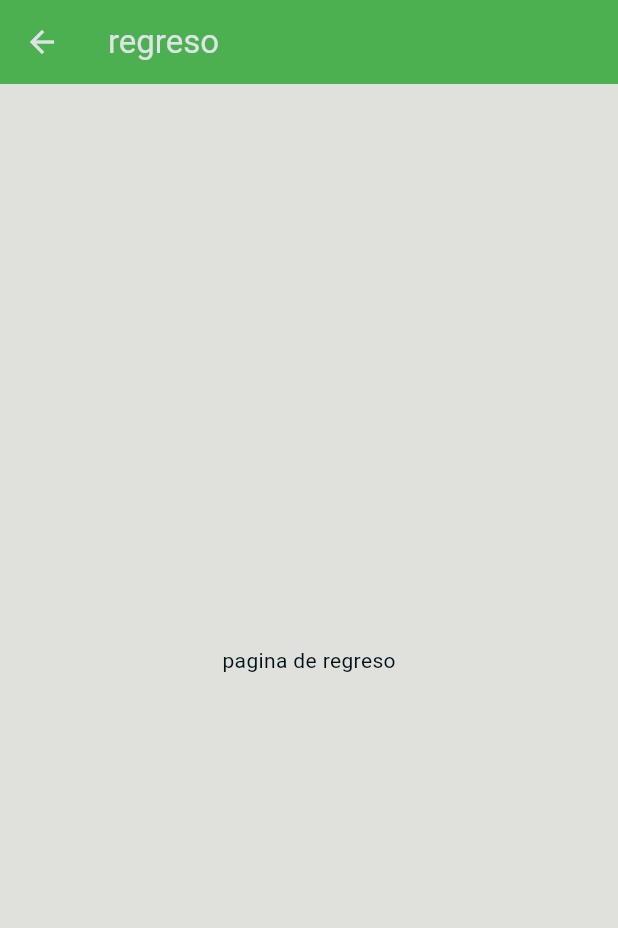
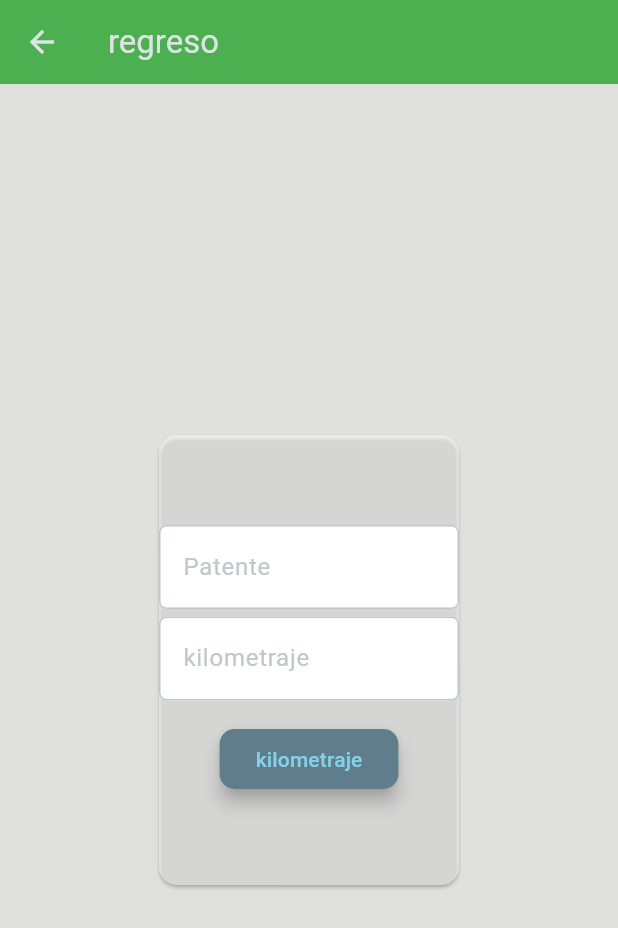
Before and after one commit to Javier2829/AppFlutter, a Flutter app: the regreso_screen screen opened by its route, on a phone screen of 412 x 824 dp. Shown: the top 928 px of the screen. Run offline on Flutter 3.47's test engine with Material 3 defaults, Android fonts, the light colour scheme and no system bars; Roboto replaces fonts that are missing (Poppins).

Commit message:
creacion de screen regrso

```diff
--- a/lib/src/pages/home.dart
+++ b/lib/src/pages/home.dart
@@ -66,10 +66,10 @@ class homeScreen extends StatelessWidget {
 
 void _regreso(BuildContext context) {
   Navigator.pushNamed(context, 'regreso');
-  print('regreso');
+//  print('regreso');
 }
 
 void _salida(BuildContext context) {
   Navigator.pushNamed(context, 'salida');
-  print('salida');
+  //print('salida');
 }
--- a/lib/src/pages/regreso_screen.dart
+++ b/lib/src/pages/regreso_screen.dart
@@ -11,13 +11,64 @@ class _regreso_screenState extends State<regreso_screen> {
   @override
   Widget build(BuildContext context) {
     return Scaffold(
-      appBar: AppBar(
-        title: const Text('regreso'),
-        backgroundColor: Colors.green,
-      ),
-      body: const Center(
-        child: Text('pagina de regreso'),
-      ),
-    );
+        appBar: AppBar(
+          title: const Text('regreso'),
+          backgroundColor: Colors.green,
+        ),
+        body: Center(
+          child: Card(
+            color: Colors.white54,
+            child: SizedBox(
+              height: 300,
+              width: 200,
+              child: Column(
+                mainAxisAlignment: MainAxisAlignment.center,
+                children: [
+                  const TextField(
+                    decoration: InputDecoration(
+                      label: Text('Patente'),
+                      filled: true,
+                      fillColor: Colors.white,
+                      border: OutlineInputBorder(
+                        borderRadius: BorderRadius.all(
+                          Radius.circular(5),
+                        ),
+                      ),
+                    ),
+                  ),
+                  const SizedBox(height: 5),
+                  const TextField(
+                    decoration: InputDecoration(
+                      filled: true,
+                      fillColor: Colors.white,
+                      label: Text('kilometraje'),
+                      border: OutlineInputBorder(
+                        borderRadius: BorderRadius.all(
+                          Radius.circular(5),
+                        ),
+                      ),
+                    ),
+                  ),
+                  const SizedBox(height: 15),
+                  ElevatedButton(
+                    onPressed: () => _registrarRegreso(context),
+                    style: ElevatedButton.styleFrom(
+                      elevation: 5,
+                      shape: RoundedRectangleBorder(
+                        borderRadius: BorderRadius.circular(10),
+                      ),
+                    backgroundColor: Colors.blueGrey ),
+
+                    child: const Text('kilometraje'),
+                  ),
+                ],
+              ),
+            ),
+          ),
+        ));
   }
 }
+
+_registrarRegreso(context) {
+  Navigator.pushReplacementNamed(context, 'home');
+}
--- a/lib/src/pages/salida_screen.dart
+++ b/lib/src/pages/salida_screen.dart
@@ -19,7 +19,7 @@ class _salida_screenState extends State<salida_screen> {
       body: Center(
         child: Card(
           elevation: 10,
-          color: Colors.grey,
+          color: Colors.white54,
           shadowColor: Colors.green,
           shape: const RoundedRectangleBorder(
             borderRadius: BorderRadius.all(Radius.circular(20)),
@@ -50,7 +50,7 @@ class _salida_screenState extends State<salida_screen> {
                   maxLines: 1,
                   maxLength: 6,
                 ),
-                const SizedBox(height: 20),
+                const SizedBox(height: 5),
                 const TextField(
                   decoration: InputDecoration(
                       border: OutlineInputBorder(),
```
